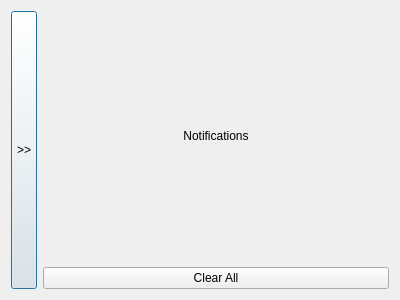
This is notipanel.ui in rdiaz002/MessageRelay-Software as Qt 5 draws it before an edit. The edited form follows.
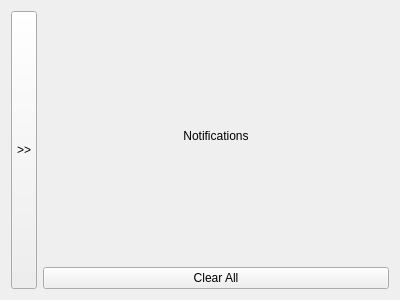
This is the edited form.

Commit message: Added Double click logic to tray icon and proper transparency mask to notification panel.

The edit to the form file:
```diff
--- a/notipanel.ui
+++ b/notipanel.ui
@@ -1,7 +1,7 @@
 <?xml version="1.0" encoding="UTF-8"?>
 <ui version="4.0">
  <class>NotiPanel</class>
- <widget class="QDialog" name="NotiPanel">
+ <widget class="QFrame" name="NotiPanel">
   <property name="geometry">
    <rect>
     <x>0</x>
```
The commit also changes 4 other files.
